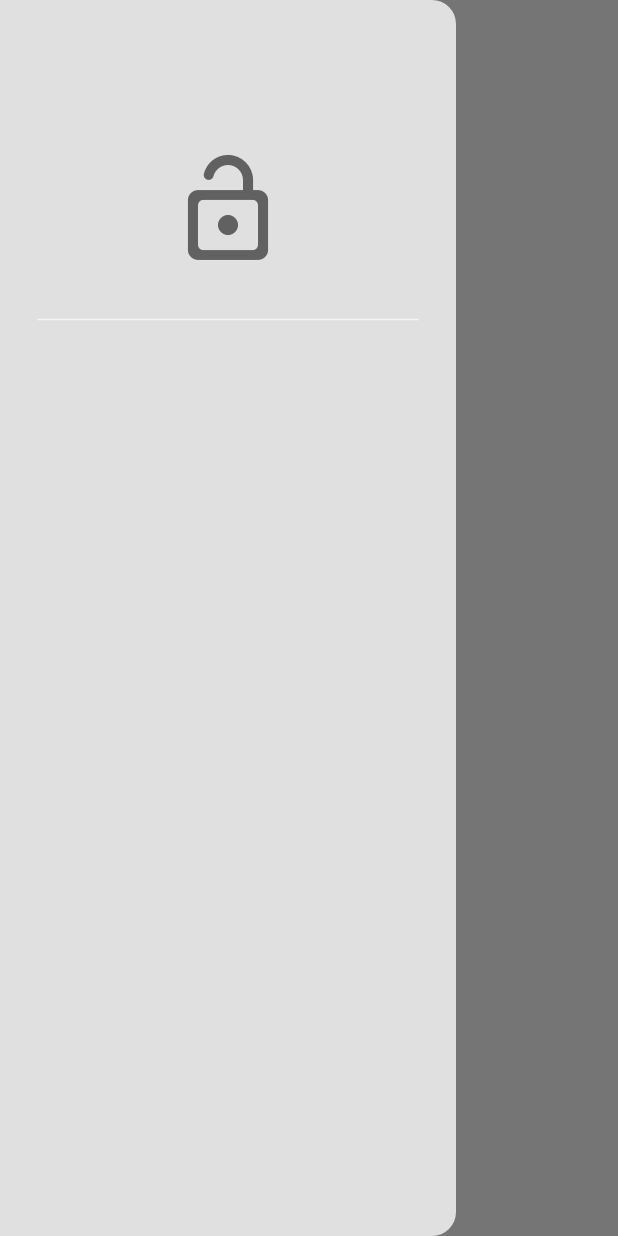
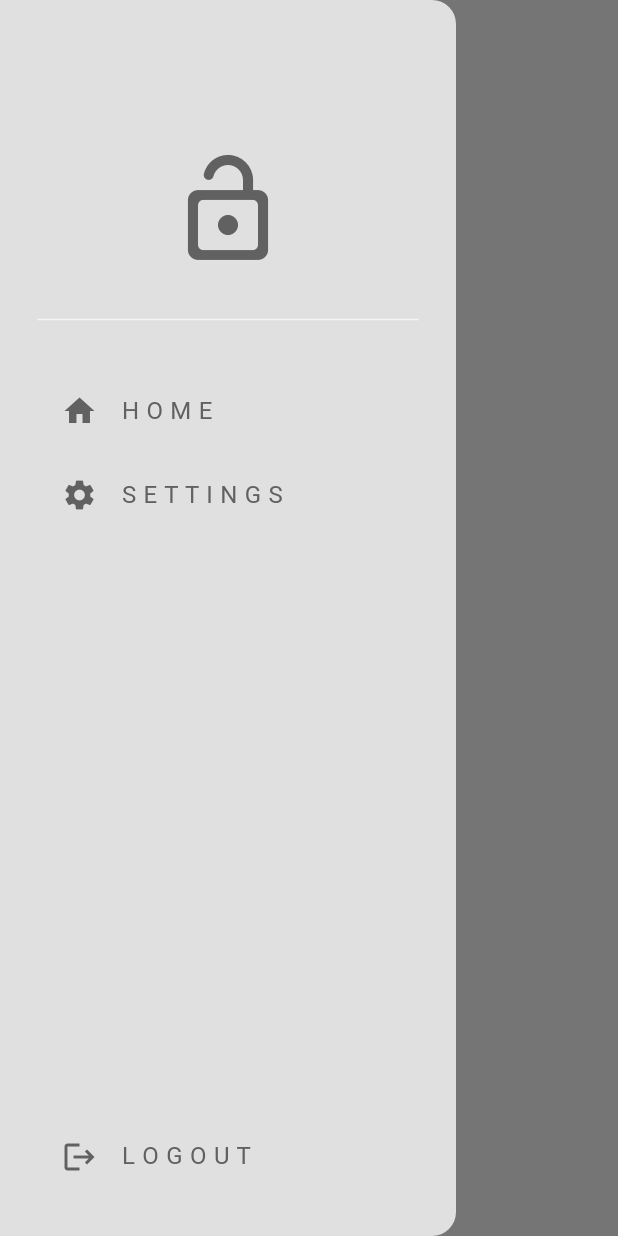
Before and after one commit to david123mbah/KmerChoop---food-dilivery-App, a Flutter app: the Homepage screen opened directly, with the side drawer open, on a phone screen of 412 x 824 dp. Run offline on Flutter 3.47's test engine with Material 3 defaults, Android fonts, the phone set to English and light mode, and no system bars; statements that could not run were skipped.

Commit message:
finish working on the drawer

```diff
--- a/lib/components/mydrawer_title.dart
+++ b/lib/components/mydrawer_title.dart
@@ -14,7 +14,9 @@ class MydrawerTitle extends StatelessWidget {
 
   @override
   Widget build(BuildContext context) {
-    return ListTile(
+    return Padding(
+      padding: const EdgeInsets.only(left: 25.0),
+      child: ListTile(
         title: Text(
           text,
           style: TextStyle(color: Theme.of(context).colorScheme.inversePrimary),
@@ -24,6 +26,7 @@ class MydrawerTitle extends StatelessWidget {
           color: Theme.of(context).colorScheme.inversePrimary,
         ),
         onTap:onTap,
+      ),
     );
   }
 }
--- a/lib/widgets/my_drawer.dart
+++ b/lib/widgets/my_drawer.dart
@@ -1,5 +1,5 @@
 import 'package:flutter/material.dart';
-
+import 'package:musicapp/components/mydrawer_title.dart';
 
 class MyDrawer extends StatelessWidget {
   const MyDrawer({super.key});
@@ -23,8 +23,28 @@ class MyDrawer extends StatelessWidget {
             child: Divider(
               color: Theme.of(context).colorScheme.secondary,
             ),
+          ),
+          MydrawerTitle(
+            text: "H O M E",
+            icon: Icons.home,
+            onTap: () => Navigator.pop(context),
+          ),
+          MydrawerTitle(
+            text: "S E T T I N G S",
+            icon: Icons.settings,
+            onTap: () {
+               Navigator.pop(context);
+               Navigator.push(context, MaterialPageRoute(builder: (context) => Settingpage()))
 
-           )
+            },
+          ),
+          const Spacer(),
+          MydrawerTitle(
+            text: "L O G O U T",
+            icon: Icons.logout,
+            onTap: () {},
+          ),
+          const SizedBox( height: 25,)
         ],
       ),
     );
```
Lines whose indentation alone changed are shown as unchanged.
